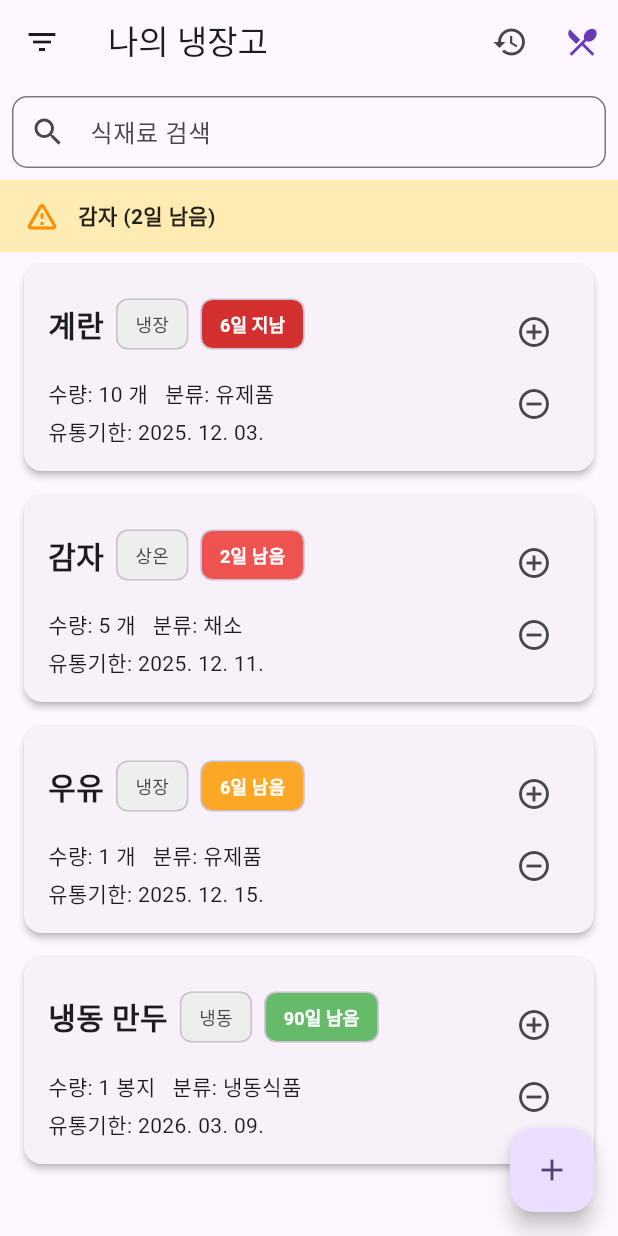
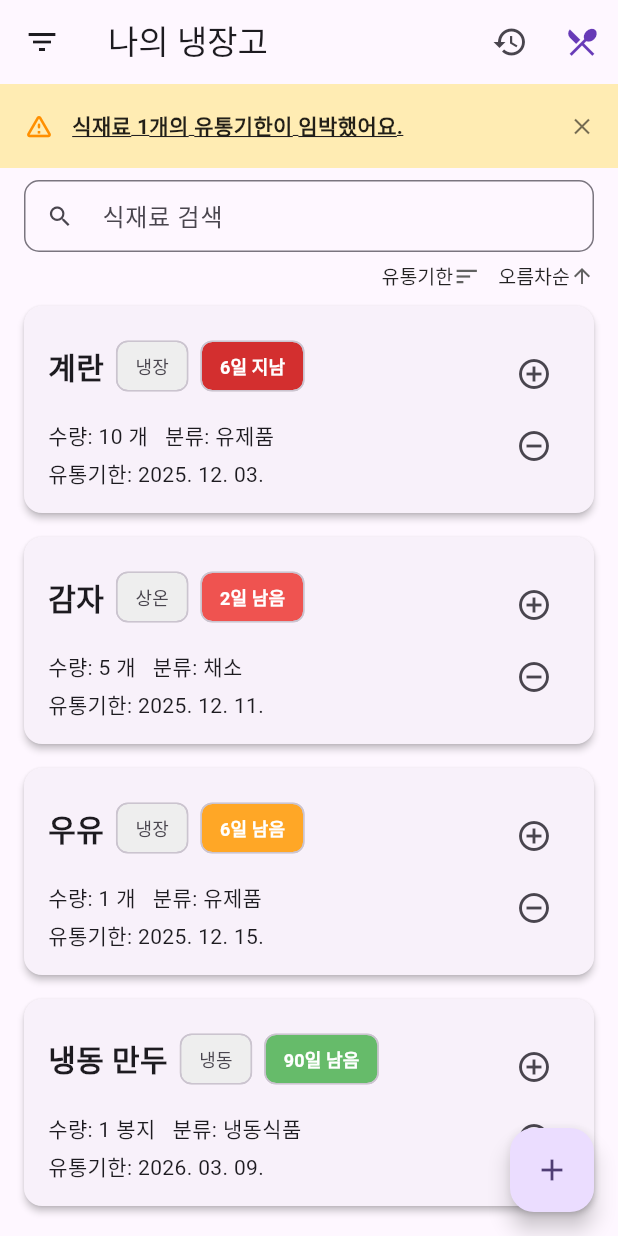
Before and after one commit to k-uplift/Fridge_app, a Flutter app: the screen it shows after launch, on a phone screen of 412 x 824 dp. Run offline on Flutter 3.47's test engine with Material 3 defaults, Android fonts, the phone set to English and light mode, and no system bars; our stand-ins replace image_picker.

Commit message:
메인 화면 UI 수정: 정렬 설정 메뉴바에서 홈 화면으로 이동

```diff
--- a/Front/lib/screens/add_item_screen.dart
+++ b/Front/lib/screens/add_item_screen.dart
@@ -58,13 +58,13 @@ class _AddItemScreenState extends State<AddItemScreen> {
 
   String _getCategoryKoreanName(FoodCategory category) {
     switch (category) {
+      case FoodCategory.fruit: return '과일';
+      case FoodCategory.frozen: return '냉동식품';
       case FoodCategory.dairy: return '유제품';
       case FoodCategory.meat: return '육류';
+      case FoodCategory.cooked: return '조리음식';
+      case FoodCategory.seasoning: return '조미료';
       case FoodCategory.vegetable: return '채소';
-      case FoodCategory.fruit: return '과일';
-      case FoodCategory.frozen: return '냉동식품';
-      case FoodCategory.seasoning: return '조미료';
-      case FoodCategory.cooked: return '조리음식';
       case FoodCategory.etc: return '기타';
     }
   }
--- a/Front/lib/screens/home_screen.dart
+++ b/Front/lib/screens/home_screen.dart
@@ -26,11 +26,11 @@ class _HomeScreenState extends State<HomeScreen> {
   String _searchQuery = '';
 
   SortOption _sortOption = SortOption.expiryDate;
-  bool _isAscending = true; // true: 오름차순, false: 내림차순
+  bool _isAscending = true;
 
   final OcrService _ocrService = OcrService();
+  final List<HistoryItem> _historyItems = [];
 
-  final List<HistoryItem> _historyItems = [];
 
   final List<FoodItem> _mockFoodItems = [ // 샘플 데이터
     FoodItem(
@@ -55,12 +55,12 @@ class _HomeScreenState extends State<HomeScreen> {
     ),
   ];
 
-  void _confirmDeleteOrUse(FoodItem item, {bool isDecrement = false}) {   // 사용완료 or 삭제 시 확인 다이얼로그
+  void _confirmDeleteOrUse(FoodItem item, {bool isDecrement = false}) { // 삭제, 소진 관리
     showDialog(
       context: context,
       builder: (ctx) => AlertDialog(
         title: Text(isDecrement ? '수량 소진' : '항목 삭제'),
-        content: Text('어떻게 처리할까요?'),
+        content: const Text('어떻게 처리할까요?'),
         actions: [
           TextButton(
             onPressed: () => Navigator.pop(ctx),
@@ -86,7 +86,7 @@ class _HomeScreenState extends State<HomeScreen> {
     );
   }
 
-  void _processItemHistory(FoodItem item, HistoryAction action) {  // 히스토리로 이동
+  void _processItemHistory(FoodItem item, HistoryAction action) {
     setState(() {
       _historyItems.add(HistoryItem(
         id: DateTime.now().toString(),
@@ -95,8 +95,7 @@ class _HomeScreenState extends State<HomeScreen> {
         unit: item.unit,
         date: DateTime.now(),
         action: action,
-
-        category: item.category, // 복구를 위해 원본 정보 저장
+        category: item.category,
         storageLocation: item.storageLocation,
         expiryDate: item.expiryDate,
       ));
@@ -107,10 +106,10 @@ class _HomeScreenState extends State<HomeScreen> {
     );
   }
 
-  void _restoreHistoryItem(HistoryItem historyItem) {  // 히스토리에서 복구
+  void _restoreHistoryItem(HistoryItem historyItem) {
     setState(() {
       _mockFoodItems.add(FoodItem(
-        id: DateTime.now().toString(), // 복구 시 새 ID
+        id: DateTime.now().toString(),
         name: historyItem.name,
         quantity: historyItem.quantity,
         unit: historyItem.unit,
@@ -120,13 +119,12 @@ class _HomeScreenState extends State<HomeScreen> {
       ));
       _historyItems.remove(historyItem);
     });
-
     ScaffoldMessenger.of(context).showSnackBar(
-      SnackBar(content: Text('식재료를 다시 복구했어요.')),
+      const SnackBar(content: Text('식재료를 다시 복구했어요.')),
     );
   }
 
-  void _deleteHistoryItem(HistoryItem historyItem) {  // 히스토리에서 삭제
+  void _deleteHistoryItem(HistoryItem historyItem) {
     setState(() {
       _historyItems.remove(historyItem);
     });
@@ -135,7 +133,7 @@ class _HomeScreenState extends State<HomeScreen> {
     );
   }
 
-  void _incrementQuantity(FoodItem item) {  // 수량 조절
+  void _incrementQuantity(FoodItem item) {
     setState(() {
       item.quantity = item.quantity + 1;
     });
@@ -151,7 +149,7 @@ class _HomeScreenState extends State<HomeScreen> {
     }
   }
 
-  void _navigateToRecipeList(List<FoodItem> items) { // 레시피 추천 화면 이동
+  void _navigateToRecipeList(List<FoodItem> items) {
     if (items.isEmpty) {
       ScaffoldMessenger.of(context).showSnackBar(const SnackBar(content: Text('재료가 없어요.')));
       return;
@@ -162,7 +160,7 @@ class _HomeScreenState extends State<HomeScreen> {
     );
   }
 
-  void _navigateToHistory() {   // 히스토리 화면 이동(복구/삭제 콜백 전달)
+  void _navigateToHistory() {
     Navigator.push(
       context,
       MaterialPageRoute(
@@ -186,7 +184,7 @@ class _HomeScreenState extends State<HomeScreen> {
     );
   }
 
-  List<FoodItem> _getFilteredAndSortedItems() {   // 필터 및 정렬
+  List<FoodItem> _getFilteredAndSortedItems() {
     List<FoodItem> items = _mockFoodItems.where((item) {
       if (_selectedStorageFilter != null && item.storageLocation != _selectedStorageFilter) {
         return false;
@@ -209,20 +207,23 @@ class _HomeScreenState extends State<HomeScreen> {
         case SortOption.expiryDate:
           result = a.expiryDate.compareTo(b.expiryDate);
           break;
+
         case SortOption.name:
           result = a.name.compareTo(b.name);
           break;
+
         case SortOption.quantity:
           result = a.quantity.compareTo(b.quantity);
           break;
       }
+
       return _isAscending ? result : -result;
     });
 
     return items;
   }
 
-  void _showFilterModal(BuildContext context) {   // 필터 설정
+  void _showFilterModal(BuildContext context) {
     showModalBottomSheet(
       context: context,
       isScrollControlled: true,
@@ -231,9 +232,9 @@ class _HomeScreenState extends State<HomeScreen> {
         return StatefulBuilder(
           builder: (BuildContext context, StateSetter setModalState) {
             return DraggableScrollableSheet(
-              initialChildSize: 0.7,
-              minChildSize: 0.5,
-              maxChildSize: 0.95,
+              initialChildSize: 0.5,
+              minChildSize: 0.4,
+              maxChildSize: 0.8,
               expand: false,
               builder: (context, scrollController) {
                 return SingleChildScrollView(
@@ -252,7 +253,7 @@ class _HomeScreenState extends State<HomeScreen> {
                             selected: _selectedStorageFilter == null,
                             onSelected: (bool selected) {
                               setModalState(() => _selectedStorageFilter = null);
-                              setState(() {}); // 메인 화면 갱신
+                              setState(() {});
                             },
                           ),
                           ...StorageLocation.values.map((loc) => FilterChip(
@@ -266,7 +267,6 @@ class _HomeScreenState extends State<HomeScreen> {
                         ],
                       ),
                       const Divider(height: 30),
-
                       const Text('카테고리', style: TextStyle(fontSize: 18, fontWeight: FontWeight.bold)),
                       const SizedBox(height: 8),
                       Wrap(
@@ -289,46 +289,6 @@ class _HomeScreenState extends State<HomeScreen> {
                             },
                           )),
                         ],
-                      ),
-                      const Divider(height: 30),
-
-                      const Text('정렬 기준', style: TextStyle(fontSize: 18, fontWeight: FontWeight.bold)),
-                      const SizedBox(height: 8),
-                      DropdownButton<SortOption>(
-                        value: _sortOption,
-                        isExpanded: true,
-                        underline: Container(height: 1, color: Colors.deepPurple),
-                        items: const [
-                          DropdownMenuItem(value: SortOption.expiryDate, child: Text('유통기한')),
-                          DropdownMenuItem(value: SortOption.name, child: Text('이름')),
-                          DropdownMenuItem(value: SortOption.quantity, child: Text('수량')),
-                        ],
-                        onChanged: (SortOption? newValue) {
-                          if (newValue != null) {
-                            setModalState(() => _sortOption = newValue);
-                            setState(() {});
-                          }
-                        },
-                      ),
-
-                      const SizedBox(height: 24),
-
-                      const Text('정렬 순서', style: TextStyle(fontSize: 18, fontWeight: FontWeight.bold)),
-                      const SizedBox(height: 8),
-                      DropdownButton<bool>(
-                        value: _isAscending,
-                        isExpanded: true,
-                        underline: Container(height: 1, color: Colors.deepPurple),
-                        items: const [
-                          DropdownMenuItem(value: true, child: Text('오름차순')),
-                          DropdownMenuItem(value: false, child: Text('내림차순')),
-                        ],
-                        onChanged: (bool? newValue) {
-                          if (newValue != null) {
-                            setModalState(() => _isAscending = newValue);
-                            setState(() {});
-                          }
-                        },
                       ),
 
                       const SizedBox(height: 30),
@@ -356,13 +316,13 @@ class _HomeScreenState extends State<HomeScreen> {
 
   String _getCategoryKoreanName(FoodCategory category) {
     switch (category) {
+      case FoodCategory.fruit: return '과일';
+      case FoodCategory.frozen: return '냉동식품';
       case FoodCategory.dairy: return '유제품';
       case FoodCategory.meat: return '육류';
+      case FoodCategory.cooked: return '조리음식';
+      case FoodCategory.seasoning: return '조미료';
       case FoodCategory.vegetable: return '채소';
-      case FoodCategory.fruit: return '과일';
-      case FoodCategory.frozen: return '냉동식품';
-      case FoodCategory.seasoning: return '조미료';
-      case FoodCategory.cooked: return '조리음식';
       case FoodCategory.etc: return '기타';
     }
   }
@@ -375,30 +335,35 @@ class _HomeScreenState extends State<HomeScreen> {
     }
   }
 
-  Future<void> _pickImageAndProcess(ImageSource source) async {   // 이미지 OCR 및 추가 로직
+  Future<void> _pickImageAndProcess(ImageSource source) async {
     final picker = ImagePicker();
     final XFile? pickedFile = await picker.pickImage(source: source);
+
     if (pickedFile != null) {
       showDialog(
         context: context,
         barrierDismissible: false,
         builder: (ctx) => const Center(child: CircularProgressIndicator()),
       );
+
       try {
         final List<FoodItem> recognizedItems = await _ocrService.uploadImageAndGetItems(File(pickedFile.path));
         Navigator.pop(context);
+
         if (!mounted) return;
+
         final List<FoodItem>? confirmedItems = await showDialog<List<FoodItem>>(
           context: context,
           barrierDismissible: false,
           builder: (ctx) => OcrResultDialog(items: recognizedItems),
         );
+
         if (confirmedItems != null && confirmedItems.isNotEmpty) {
           setState(() {
             _mockFoodItems.addAll(confirmedItems);
           });
           ScaffoldMessenger.of(context).showSnackBar(
-            SnackBar(content: Text('${confirmedItems.length}개의 품목이 추가되었어요.')),
+            SnackBar(content: Text('${confirmedItems.length}개의 항목이 추가되었어요.')),
           );
         }
       } catch (e) {
@@ -422,7 +387,7 @@ class _HomeScreenState extends State<HomeScreen> {
               const SizedBox(height: 16),
               ListTile(
                 leading: const Icon(Icons.image),
-                title: const Text('사진으로 입력하기'),
+                title: const Text('이미지로 입력'),
                 onTap: () {
                   Navigator.pop(ctx);
                   _pickImageAndProcess(ImageSource.gallery);
@@ -430,7 +395,7 @@ class _HomeScreenState extends State<HomeScreen> {
               ),
               ListTile(
                 leading: const Icon(Icons.edit_note),
-                title: const Text('직접 입력하기'),
+                title: const Text('직접 입력'),
                 onTap: () {
                   Navigator.pop(ctx);
                   _navigateAndManageItem(context);
@@ -450,6 +415,7 @@ class _HomeScreenState extends State<HomeScreen> {
         builder: (context) => AddItemScreen(existingItem: existingItem),
       ),
     );
+
     if (resultItem != null) {
       setState(() {
         if (existingItem != null) {
@@ -460,7 +426,7 @@ class _HomeScreenState extends State<HomeScreen> {
         }
       });
       ScaffoldMessenger.of(context).showSnackBar(
-        SnackBar(content: Text('식재료가 ${existingItem != null ? '수정' : '등록'}되었어요.')),
+        SnackBar(content: Text('식재료를 ${existingItem != null ? '수정' : '등록'}했어요.')),
       );
     }
   }
@@ -516,21 +482,31 @@ class _HomeScreenState extends State<HomeScreen> {
           ),
           IconButton(
             icon: const Icon(Icons.restaurant_menu, color: Colors.deepPurple),
-            tooltip: '레시피 추천',
+            tooltip: '전체 재료로 레시피 추천',
             onPressed: () => _navigateToRecipeList(_mockFoodItems),
           ),
         ],
       ),
       body: Column(
         children: [
+          ExpiryBanner(items: _mockFoodItems),
+
+          Expanded(
+            child: ListView.builder(
+              itemCount: filteredList.isEmpty ? 2 : filteredList.length + 1,
+              itemBuilder: (context, index) {
+                if (index == 0) {
+                  return Column(
+                    children: [
                       Padding(
-            padding: const EdgeInsets.all(8.0),
+                        padding: const EdgeInsets.fromLTRB(16, 8, 16, 4),
                         child: TextField(
                           decoration: InputDecoration(
                             hintText: '식재료 검색',
                             prefixIcon: const Icon(Icons.search),
                             border: OutlineInputBorder(borderRadius: BorderRadius.circular(10)),
                             contentPadding: const EdgeInsets.symmetric(horizontal: 10),
+                            isDense: true,
                           ),
                           onChanged: (value) {
                             setState(() {
@@ -539,14 +515,63 @@ class _HomeScreenState extends State<HomeScreen> {
                           },
                         ),
                       ),
-          ExpiryBanner(items: _mockFoodItems),
-          Expanded(
-            child: filteredList.isEmpty
-                ? const Center(child: Text('검색된 식재료가 없어요.'))
-                : ListView.builder(
-                    itemCount: filteredList.length,
-                    itemBuilder: (context, index) {
-                      final item = filteredList[index];
+
+                      Padding(
+                        padding: const EdgeInsets.symmetric(horizontal: 16.0),
+                        child: Row(
+                          mainAxisAlignment: MainAxisAlignment.end,
+                          children: [
+                            DropdownButton<SortOption>(
+                              value: _sortOption,
+                              icon: const Icon(Icons.sort, size: 18),
+                              style: const TextStyle(fontSize: 13, color: Colors.black87),
+                              underline: Container(),
+                              isDense: true,
+                              alignment: AlignmentDirectional.centerEnd,
+                              onChanged: (SortOption? newValue) {
+                                if (newValue != null) {
+                                  setState(() => _sortOption = newValue);
+                                }
+                              },
+                              items: const [
+                                DropdownMenuItem(value: SortOption.expiryDate, child: Text('유통기한')),
+                                DropdownMenuItem(value: SortOption.name, child: Text('이름')),
+                                DropdownMenuItem(value: SortOption.quantity, child: Text('수량')),
+                              ],
+                            ),
+                            const SizedBox(width: 12),
+                            DropdownButton<bool>(
+                              value: _isAscending,
+                              icon: Icon(_isAscending ? Icons.arrow_upward : Icons.arrow_downward, size: 16),
+                              style: const TextStyle(fontSize: 13, color: Colors.black87),
+                              underline: Container(),
+                              isDense: true,
+                              alignment: AlignmentDirectional.centerEnd,
+                              onChanged: (bool? newValue) {
+                                if (newValue != null) {
+                                  setState(() => _isAscending = newValue);
+                                }
+                              },
+                              items: const [
+                                DropdownMenuItem(value: true, child: Text('오름차순')),
+                                DropdownMenuItem(value: false, child: Text('내림차순')),
+                              ],
+                            ),
+                          ],
+                        ),
+                      ),
+                    ],
+                  );
+                }
+
+                if (filteredList.isEmpty) {
+                  return const Padding(
+                    padding: EdgeInsets.only(top: 50.0),
+                    child: Center(child: Text('조건에 맞는 식재료가 없어요.')),
+                  );
+                }
+
+                final item = filteredList[index - 1];
                 return FoodItemCard(
                   item: item,
                   onTap: () => _navigateToRecipeList([item]),
--- a/Front/lib/screens/ocr_result_dialog.dart
+++ b/Front/lib/screens/ocr_result_dialog.dart
@@ -39,7 +39,7 @@ class _OcrResultDialogState extends State<OcrResultDialog> {
           mainAxisSize: MainAxisSize.min,
           children: [
             const Text(
-              '다음 품목들이 인식되었습니다.\n확인 후 저장 버튼을 눌러주세요.',
+              '다음 품목들을 인식했어요.\n확인 후 저장 버튼을 눌러주세요.',
               style: TextStyle(fontSize: 13, color: Colors.grey),
             ),
             const SizedBox(height: 10),
--- a/Front/lib/widgets/expiry_banner.dart
+++ b/Front/lib/widgets/expiry_banner.dart
@@ -1,72 +1,168 @@
 import 'package:flutter/material.dart';
+import 'package:intl/intl.dart';
 import '../models/food_item.dart';
 
-class ExpiryBanner extends StatelessWidget {
-  static const int warningDays = 6; // 유통 기한이 5일 이내로 남으면 배너 표시
+class ExpiryBanner extends StatefulWidget {
   final List<FoodItem> items;
   const ExpiryBanner({super.key, required this.items});
+
+  @override
+  State<ExpiryBanner> createState() => _ExpiryBannerState();
+}
+
+class _ExpiryBannerState extends State<ExpiryBanner> {
+  static const int warningDays = 6;
+
+  bool _isVisible = true;
+  int _prevExpiringCount = 0;
 
   List<FoodItem> _getExpiringItems() {
     final now = DateTime.now();
     final today = DateTime(now.year, now.month, now.day);
     final warningDateLimit = today.add(const Duration(days: warningDays));
 
-    List<FoodItem> expiringItems = items.where((item) {
+    final list = widget.items.where((item) {
       final expiryDay = DateTime(item.expiryDate.year, item.expiryDate.month, item.expiryDate.day);
-
       return (expiryDay.isAtSameMomentAs(today) || expiryDay.isAfter(today)) &&
              expiryDay.isBefore(warningDateLimit);
     }).toList();
 
-    expiringItems.sort((a, b) => a.expiryDate.compareTo(b.expiryDate));
+    list.sort((a, b) {
+      final dateA = DateTime(a.expiryDate.year, a.expiryDate.month, a.expiryDate.day);
+      final dateB = DateTime(b.expiryDate.year, b.expiryDate.month, b.expiryDate.day);
 
-    return expiringItems;
+      int dateComparison = dateA.compareTo(dateB);
+
+      if (dateComparison == 0) {
+        return a.name.compareTo(b.name);
+      }
+
+      return dateComparison;
+    });
+
+    return list;
+  }
+
+  @override
+  void initState() {
+    super.initState();
+    _prevExpiringCount = _getExpiringItems().length;
+  }
+
+  @override
+  void didUpdateWidget(ExpiryBanner oldWidget) {
+    super.didUpdateWidget(oldWidget);
+    final currentExpiringItems = _getExpiringItems();
+    final currentCount = currentExpiringItems.length;
+
+    if (currentCount != _prevExpiringCount) {
+      setState(() {
+        _isVisible = true;
+        _prevExpiringCount = currentCount;
+      });
+    }
+  }
+
+  void _showDetailDialog(List<FoodItem> expiringItems) {
+    showDialog(
+      context: context,
+      builder: (ctx) {
+        return AlertDialog(
+          title: const Text('유통 기한 임박 식재료', style: TextStyle(fontWeight: FontWeight.bold)),
+          content: SizedBox(
+            width: double.maxFinite,
+            child: ListView.separated(
+              shrinkWrap: true,
+              itemCount: expiringItems.length,
+              separatorBuilder: (ctx, idx) => const Divider(),
+              itemBuilder: (ctx, idx) {
+                final item = expiringItems[idx];
+                final now = DateTime.now();
+                final today = DateTime(now.year, now.month, now.day);
+                final expiryDay = DateTime(item.expiryDate.year, item.expiryDate.month, item.expiryDate.day);
+                final dDay = expiryDay.difference(today).inDays;
+
+                String dDayText = (dDay == 0) ? '오늘 만료' : '$dDay일 남음';
+
+                return ListTile(
+                  contentPadding: EdgeInsets.zero,
+                  dense: true,
+                  title: Text(item.name, style: const TextStyle(fontWeight: FontWeight.bold)),
+                  subtitle: Text('유통기한: ${DateFormat('yyyy.MM.dd').format(item.expiryDate)}'),
+                  trailing: Text(
+                    dDayText,
+                    style: const TextStyle(color: Colors.red, fontWeight: FontWeight.bold),
+                  ),
+                );
+              },
+            ),
+          ),
+          actions: [
+            TextButton(
+              onPressed: () => Navigator.pop(ctx),
+              child: const Text('확인'),
+            ),
+          ],
+        );
+      },
+    );
   }
 
   @override
   Widget build(BuildContext context) {
+    if (!_isVisible) {
+      return const SizedBox.shrink();
+    }
+
     final List<FoodItem> expiringItems = _getExpiringItems();
 
     if (expiringItems.isEmpty) {
       return const SizedBox.shrink();
     }
 
-    final firstItem = expiringItems.first;
-    final remainingCount = expiringItems.length - 1;
-
-    String message;
-    if (remainingCount > 0) {
-      message = '${firstItem.name} 외 $remainingCount개의 유통기한이 임박했습니다.';
-    } else {
-      final now = DateTime.now();
-      final today = DateTime(now.year, now.month, now.day);
-      final expiryDay = DateTime(firstItem.expiryDate.year, firstItem.expiryDate.month, firstItem.expiryDate.day);
-      final difference = expiryDay.difference(today).inDays;
-
-      String dayLabel;
-
-      if (difference == 0) {
-        dayLabel = '오늘 만료';
-      } else {
-        dayLabel = '$difference일 남음';
-      }
-
-      message = '${firstItem.name} ($dayLabel)';
-    }
+    final int count = expiringItems.length;
+    final String message = '식재료 $count개의 유통기한이 임박했어요.';
 
     return Container(
       width: double.infinity,
-      padding: const EdgeInsets.symmetric(horizontal: 16, vertical: 12),
+      padding: const EdgeInsets.fromLTRB(16, 8, 4, 8),
       color: Colors.amber.shade100,
       child: Row(
         children: [
-          Icon(Icons.warning_amber_rounded, color: Colors.amber[800]),
-          const SizedBox(width: 12),
           Expanded(
-            child: Text(
-              message,
-              style: const TextStyle(color: Colors.black87, fontWeight: FontWeight.bold),
+            child: GestureDetector(
+              onTap: () => _showDetailDialog(expiringItems),
+              behavior: HitTestBehavior.opaque,
+              child: Row(
+                children: [
+                  Icon(Icons.warning_amber_rounded, color: Colors.amber[800], size: 20),
+                  const SizedBox(width: 12),
+                  Expanded(
+                    child: Text(
+                      message,
+                      style: const TextStyle(
+                        color: Colors.black87,
+                        fontWeight: FontWeight.bold,
+                        fontSize: 14,
+                        decoration: TextDecoration.underline,
+                      ),
+                    ),
+                  ),
+                ],
+              ),
             ),
+          ),
+          IconButton(
+            constraints: const BoxConstraints(),
+            padding: EdgeInsets.zero,
+            visualDensity: VisualDensity.compact,
+            icon: const Icon(Icons.close, size: 18, color: Colors.black54),
+            onPressed: () {
+              setState(() {
+                _isVisible = false;
+              });
+            },
+            tooltip: '닫기',
           ),
         ],
       ),
--- a/Front/lib/widgets/food_item_card.dart
+++ b/Front/lib/widgets/food_item_card.dart
@@ -30,7 +30,7 @@ class FoodItemCard extends StatelessWidget {
       label = '${difference.abs()}일 지남';
       chipColor = Colors.red.shade700;
     } else if (difference == 0) {
-      label = '오늘 만료';
+      label = '오늘까지';
       chipColor = Colors.red.shade500;
     } else if (difference <= 3) {
       label = '$difference일 남음';
```
Also changed, not shown: Front/lib/services/ocr_service.dart (+8 -11 lines), Front/pubspec.lock. Lines whose indentation alone changed are shown as unchanged.
